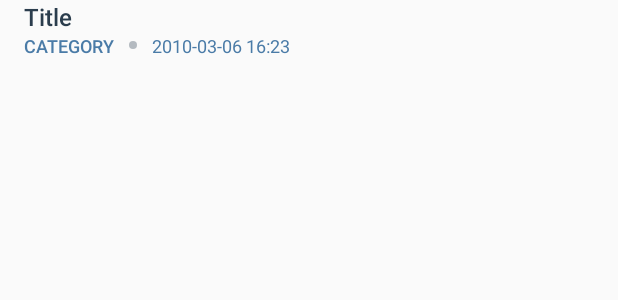
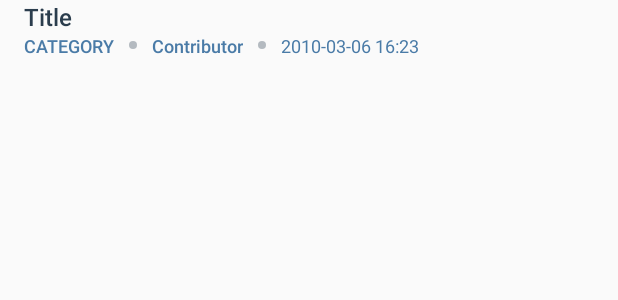
Before and after one commit to Christyne84/P6-News-App-Stage-1, an Android app: the layout news_story_list_item.xml on its own in the app's theme, with its tools: preview values and no code run, on a phone screen of 412 x 824 dp. Shown: the top 300 px of the screen. Run offline under Robolectric (Android 15) with nearby library versions, the phone set to English and light mode, and no system bars.

Commit message:
Added contributor's name

```diff
--- a/app/src/main/java/com/example/android/p6_newsappstage1/NewsStoryActivity.java
+++ b/app/src/main/java/com/example/android/p6_newsappstage1/NewsStoryActivity.java
@@ -34,7 +34,7 @@ public class NewsStoryActivity extends AppCompatActivity
 
     /** URL for news stories  from The Guardian data set */
     private static final String GUARDIANAPIS_REQUEST_URL =
-            "http://content.guardianapis.com/search?api-key=test";
+            "http://content.guardianapis.com/search?show-tags=contributor&api-key=test";
 
     /** TextView that is displayed when the list is empty */
     private TextView mEmptyStateTextView;
--- a/app/src/main/res/layout/news_story_list_item.xml
+++ b/app/src/main/res/layout/news_story_list_item.xml
@@ -20,6 +20,8 @@
         android:textSize="@dimen/text_size_16"
         tools:text="Title" />
 
+
+
     <LinearLayout
         android:layout_width="match_parent"
         android:layout_height="wrap_content"
@@ -34,8 +36,27 @@
             android:fontFamily="sans-serif-medium"
             android:textAllCaps="true"
             android:textColor="@color/subtitleColor"
+            android:layout_gravity="center_vertical"
             android:textSize="@dimen/text_size_12"
             tools:text="Category" />
+
+        <View
+            android:layout_width="@dimen/view_dot_size"
+            android:layout_height="@dimen/view_dot_size"
+            android:background="@drawable/magnitude_circle"
+            android:layout_marginLeft="@dimen/dot_margin_dimension"
+            android:layout_marginRight="@dimen/dot_margin_dimension"
+            android:layout_gravity="center"/>
+
+        <TextView
+            android:id="@+id/contributor"
+            android:layout_width="wrap_content"
+            android:layout_height="wrap_content"
+            android:layout_gravity="center_vertical"
+            android:textColor="@color/subtitleColor"
+            android:fontFamily="sans-serif-medium"
+            android:textSize="@dimen/text_size_12"
+            tools:text="Contributor"/>
 
         <View
             android:layout_width="@dimen/view_dot_size"
@@ -49,9 +70,9 @@
             android:id="@+id/date"
             android:layout_width="wrap_content"
             android:layout_height="wrap_content"
-            android:layout_gravity="end"
             android:paddingRight="@dimen/view_dot_size"
             android:textColor="@color/subtitleColor"
+            android:layout_gravity="center_vertical"
             android:textSize="@dimen/text_size_12"
             tools:text="2010-03-06 16:23 "
             android:paddingEnd="@dimen/view_dot_size" />
```
Also changed, not shown: app/src/main/java/com/example/android/p6_newsappstage1/NewsStory.java (+14 -1 lines), app/src/main/java/com/example/android/p6_newsappstage1/NewsStoryAdapter.java (+11 -0 lines), app/src/main/java/com/example/android/p6_newsappstage1/QueryUtils.java (+12 -6 lines).
